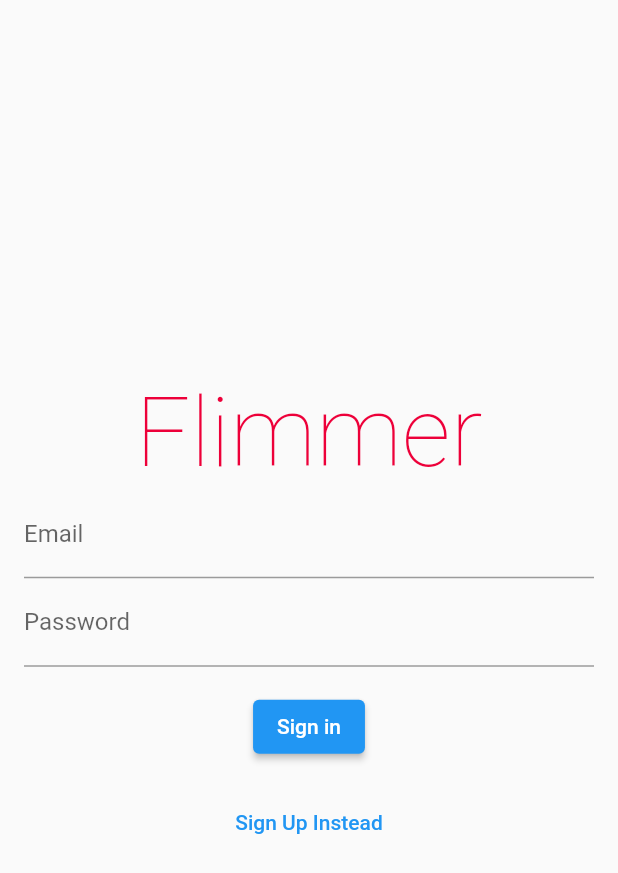
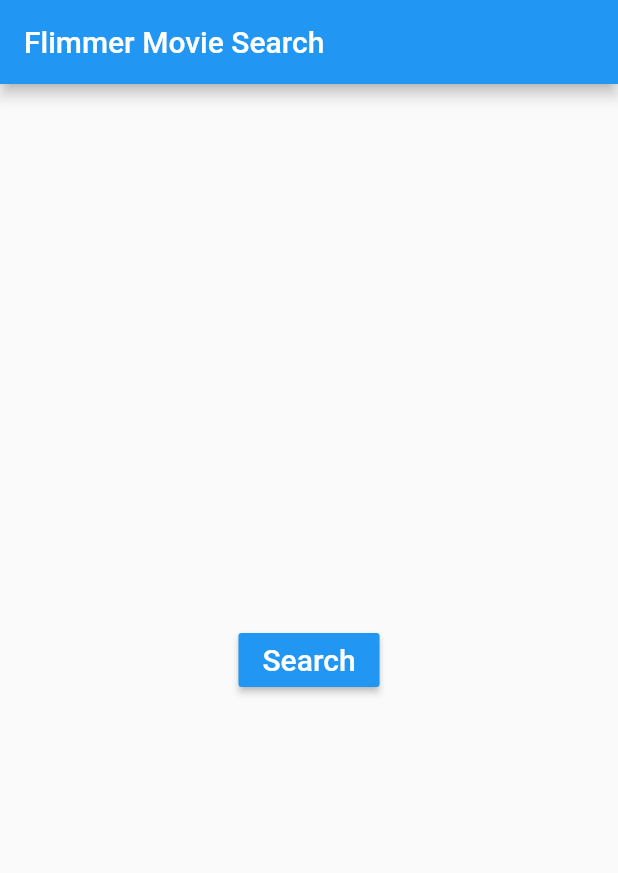
Before and after one commit to Skyhook-Dimension/flimmer-app, a Flutter app: the screen it shows after launch, on a phone screen of 412 x 824 dp. Shown: the top 873 px of the screen. Run offline on Flutter 3.47's test engine with Material 2 defaults, Android fonts, the phone set to English and light mode, and no system bars; our stand-ins replace dio, google_fonts, rxdart.

Commit message:
implement search

```diff
--- a/lib/main.dart
+++ b/lib/main.dart
@@ -1,6 +1,7 @@
 import 'package:flutter/material.dart';
 import './screens/loginpage.dart';
 import './screens/dashboard.dart';
+import './screens/moviesearch.dart';
 void main() {
   runApp(MyApp());
 }
@@ -10,7 +11,7 @@ class MyApp extends StatelessWidget {
   Widget build(BuildContext context) {
     return MaterialApp(
       title: "Flimmer Auth",
-      home: LoginPage(),
+      home: MovieSearch(),
       routes: {
    Dashboard.routeName : (ctx)=> Dashboard()
 
--- /dev/null
+++ b/lib/models/movie_model.dart
@@ -0,0 +1,17 @@
+import 'package:flutter/material.dart';
+
+class MovieModel {
+  final imdbID;
+  final poster;
+  final title;
+  final type;
+  final year;
+
+  MovieModel({
+    @required this.imdbID,
+    @required this.poster,
+    @required this.title,
+    @required this.type,
+    @required this.year,
+  });
+}
--- /dev/null
+++ b/lib/screens/moviesearch.dart
@@ -0,0 +1,41 @@
+import 'package:flimmer/app/movie_search_delegate.dart';
+import 'package:flimmer/models/movie_model.dart';
+import 'package:flimmer/services/movie_search_service.dart';
+import 'package:flimmer/services/omdb_api.dart';
+import 'package:flutter/material.dart';
+import '../services/authservice.dart';
+import 'package:google_fonts/google_fonts.dart';
+
+class MovieSearch extends StatelessWidget {
+ void _showSearch(BuildContext context) async {
+    final searchService =
+        MovieSearchService(apiWrapper: OmdbApi());
+    final user = await showSearch<MovieModel>(
+      context: context,
+      delegate: MovieSearchDelegate(searchService),
+    );
+    searchService.dispose();
+    print(user);
+  }
+
+
+  @override
+  Widget build(BuildContext context) {
+      return Scaffold(
+      appBar: AppBar(
+        title: Text('Flimmer Movie Search'),
+      ),
+      body: Center(
+        child: RaisedButton(
+          color: Theme.of(context).primaryColor,
+          child: Text('Search',
+              style: Theme.of(context)
+                  .textTheme
+                  .headline6
+                  .copyWith(color: Colors.white)),
+          onPressed: () => _showSearch(context),
+        ),
+      ),
+    );
+  }
+}
--- a/pubspec.yaml
+++ b/pubspec.yaml
@@ -30,6 +30,7 @@ dependencies:
   # The following adds the Cupertino Icons font to your application.
   # Use with the CupertinoIcons class for iOS style icons.
   cupertino_icons: ^1.0.2
+  rxdart: ^0.26.0
 
 dev_dependencies:
   flutter_test:
```
Also changed, not shown: lib/app/movie_search_delegate.dart (added, +92 -0 lines), lib/services/movie_search_service.dart (added, +33 -0 lines), lib/services/omdb_api.dart (added, +41 -0 lines), pubspec.lock.
